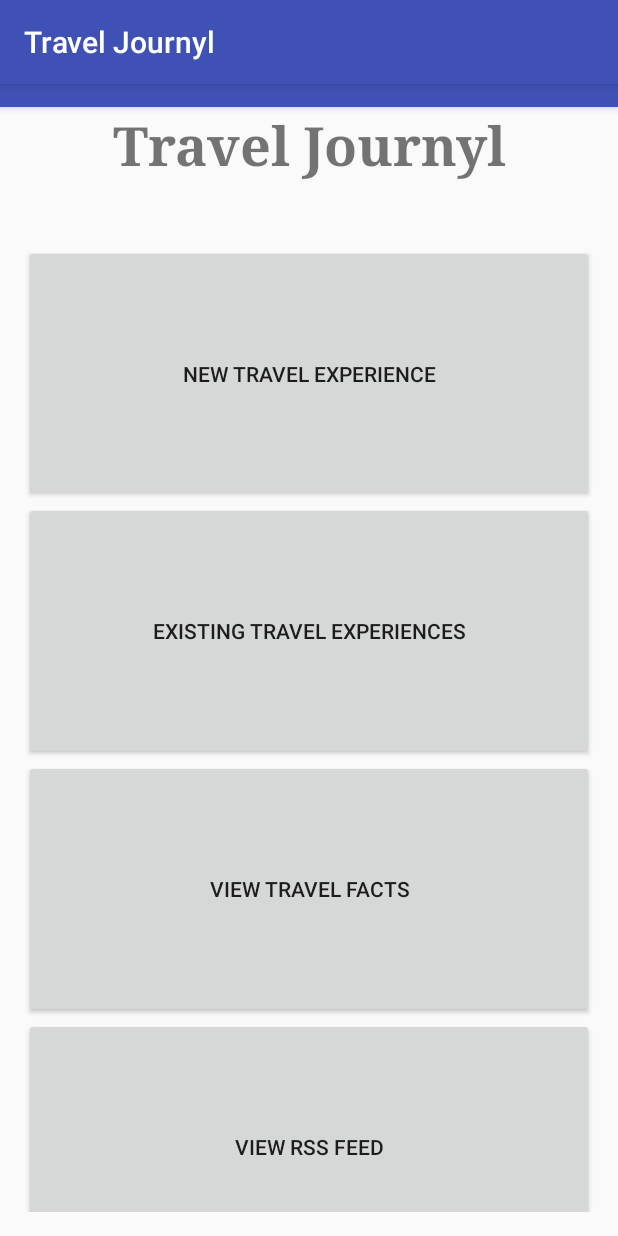
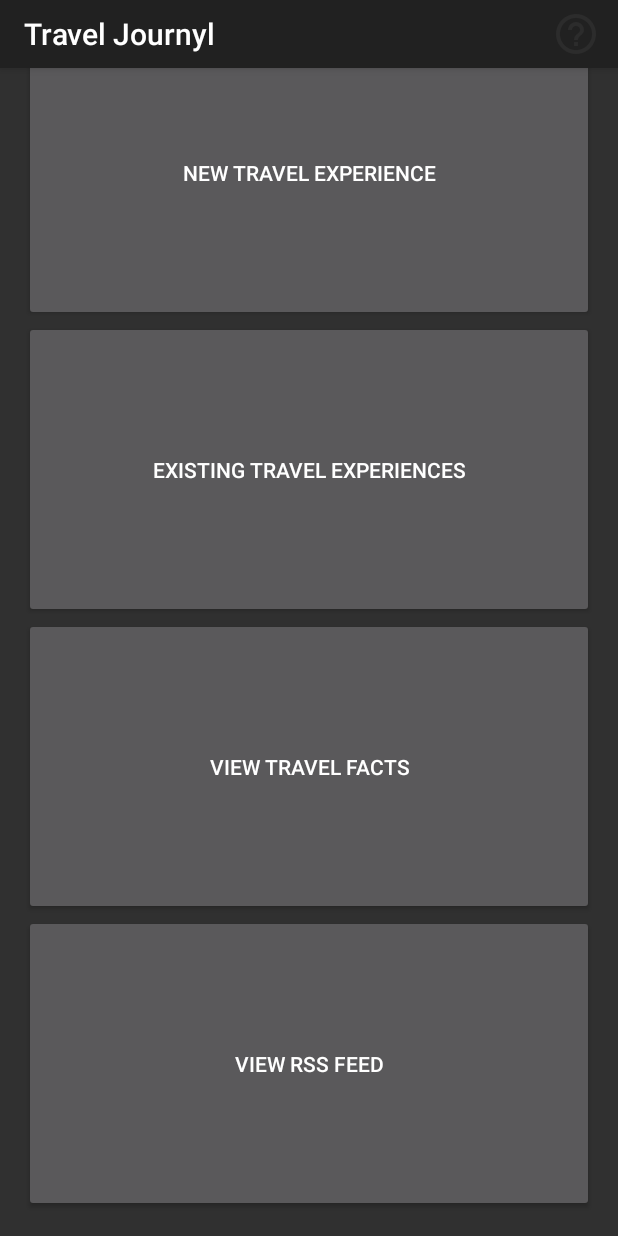
Before and after one commit to drakegens/Travel-Journyl, an Android app: the screen it shows after launch (MainActivity), on a phone screen of 412 x 824 dp. Run offline under Robolectric (Android 15) with nearby library versions, the phone set to English and light mode, and no system bars.

Commit message:
Finished about menu functionality, however i introduced some layout issues with main menu and accidentally made theme too dark

```diff
--- a/app/src/main/AndroidManifest.xml
+++ b/app/src/main/AndroidManifest.xml
@@ -8,11 +8,11 @@
         android:icon="@mipmap/ic_launcher"
         android:label="@string/app_name"
         android:supportsRtl="true"
-        android:theme="@style/AppTheme">
+        android:theme="@style/Theme.AppCompat.NoActionBar">
 
         <activity
             android:name=".MainActivity"
-            android:theme="@style/AppTheme">
+            android:theme="@style/Theme.AppCompat.NoActionBar">
             <intent-filter>
                 <action android:name="android.intent.action.MAIN" />
 
--- a/app/src/main/res/layout/activity_main.xml
+++ b/app/src/main/res/layout/activity_main.xml
@@ -13,8 +13,13 @@
         android:elevation="4dp"
         android:theme="@style/ThemeOverlay.AppCompat.ActionBar"
         app:popupTheme="@style/ThemeOverlay.AppCompat.Light"
-        android:layout_height="15dp" />
+        android:layout_height="45dp"
+        android:visibility="visible" />
 
-    <include layout="@layout/content_main" />
+    <include layout="@layout/content_main"
+        android:layout_width="match_parent"
+        android:layout_height="match_parent"
+
+        app:layout_behavior="@string/appbar_scrolling_view_behavior"/>
 
 </android.support.design.widget.CoordinatorLayout>
--- a/app/src/main/res/layout/content_main.xml
+++ b/app/src/main/res/layout/content_main.xml
@@ -2,57 +2,45 @@
 <LinearLayout xmlns:android="http://schemas.android.com/apk/res/android"
     xmlns:app="http://schemas.android.com/apk/res-auto"
     xmlns:tools="http://schemas.android.com/tools"
-    android:orientation="vertical"
     android:id="@+id/content_main"
     android:layout_width="match_parent"
     android:layout_height="match_parent"
+    android:orientation="vertical"
     android:paddingBottom="@dimen/activity_vertical_margin"
     android:paddingLeft="@dimen/activity_horizontal_margin"
     android:paddingRight="@dimen/activity_horizontal_margin"
     android:paddingTop="@dimen/activity_vertical_margin"
+    android:weightSum="1"
     app:layout_behavior="@string/appbar_scrolling_view_behavior"
     tools:context="drakegens.traveljournyl.MainActivity"
-    tools:showIn="@layout/activity_main"
-    android:weightSum="1">
+    tools:showIn="@layout/activity_main">
 
 
-    <TextView
-        android:text="@string/app_name"
+    <Button
+        android:id="@+id/newTravelExbtn"
         android:layout_width="match_parent"
-        android:layout_height="wrap_content"
-        android:id="@+id/mainMenuHeader"
-        tools:ignore="HardcodedText"
-        android:layout_weight="0.10"
-        android:fontFamily="serif"
-        android:textSize="36sp"
-        android:textAlignment="center"
-        android:textStyle="normal|bold" />
+        android:layout_height="50dp"
+        android:layout_weight="0.25"
+        android:text="@string/newTravelExperience" />
 
     <Button
-        android:text="@string/newTravelExperience"
+        android:id="@+id/existTravelExbtn"
         android:layout_width="match_parent"
-        android:id="@+id/newTravelExbtn"
+        android:layout_height="50dp"
         android:layout_weight="0.25"
-        android:layout_height="65dp" />
+        android:text="@string/existingTravelExperience" />
 
     <Button
-        android:text="@string/existingTravelExperience"
+        android:id="@+id/travelFactsbtn"
         android:layout_width="match_parent"
-        android:layout_height="65dp"
-        android:id="@+id/existTravelExbtn"
-        android:layout_weight="0.25" />
+        android:layout_height="50dp"
+        android:layout_weight="0.25"
+        android:text="@string/viewTravelFacts" />
 
     <Button
-        android:text="@string/viewTravelFacts"
+        android:id="@+id/RSSFeedbtn"
         android:layout_width="match_parent"
-        android:layout_height="65dp"
-        android:id="@+id/travelFactsbtn"
-        android:layout_weight="0.25" />
-
-    <Button
-        android:text="@string/viewRSSFeed"
-        android:layout_width="match_parent"
-        android:layout_height="65dp"
-        android:id="@+id/RSSFeedbtn"
-        android:layout_weight="0.25" />
+        android:layout_height="50dp"
+        android:layout_weight="0.25"
+        android:text="@string/viewRSSFeed" />
 </LinearLayout>
--- a/app/src/main/res/menu/action_button_items.xml
+++ b/app/src/main/res/menu/action_button_items.xml
@@ -4,7 +4,7 @@
     <!-- "Mark Favorite", should appear as action button if possible -->
     <item
         android:id="@+id/action_about"
-        android:icon="@drawable/ic_favorite_black_48dp"
+        android:icon="@drawable/ic_action_about"
         android:title="@string/action_about"
         app:showAsAction="always"/>
 
--- a/app/src/main/res/values/strings.xml
+++ b/app/src/main/res/values/strings.xml
@@ -12,4 +12,9 @@
     <string name="addNewFactBtnTxt">Add Your Own Fact!</string>
     <string name="newRandomFactBtnTxt">New Fact</string>
     <string name="action_about">About Menu</string>
+    <string name="alertDialogAboutTitle">About this Application</string>
+    <string name="alertDialogAboutMessage">This application is intended to be used as a personal travel journal.
+    You can record new travel experiences, view existing travel experiences, view interesting travel facts from
+    a database of my creation, and view an RSS feed about world news. If you would like to report any bugs or comment on
+    my application, you can contact me at drake.gens@gmail.com</string>
 </resources>
--- a/app/src/main/res/values/styles.xml
+++ b/app/src/main/res/values/styles.xml
@@ -1,11 +1,13 @@
 <resources>
 
     <!-- Base application theme. -->
-    <style name="AppTheme" parent="Theme.AppCompat.Light.DarkActionBar">
+    <style name="AppTheme" parent="ThemeOverlay.AppCompat.ActionBar">
         <!-- Customize your theme here. -->
         <item name="colorPrimary">@color/colorPrimary</item>
         <item name="colorPrimaryDark">@color/colorPrimaryDark</item>
         <item name="colorAccent">@color/colorAccent</item>
+        <item name="windowActionBar">false</item>
+        <item name="windowNoTitle">true</item>
     </style>
 
     <style name="AppTheme.NoActionBar">
```
Also changed, not shown: app/src/main/java/drakegens/traveljournyl/MainActivity.java (+43 -0 lines), app/src/main/res/drawable-hdpi/ic_action_about.png (added), app/src/main/res/drawable-mdpi/ic_action_about.png (added), app/src/main/res/drawable-xhdpi/ic_action_about.png (added), app/src/main/res/drawable-xxhdpi/ic_action_about.png (added).
